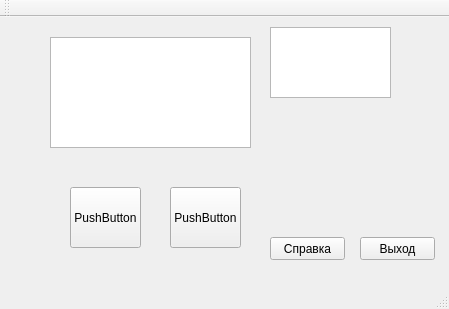
Above: mainwindow.ui from MikioKyo/Slovar before the change. Below: the same form after it.
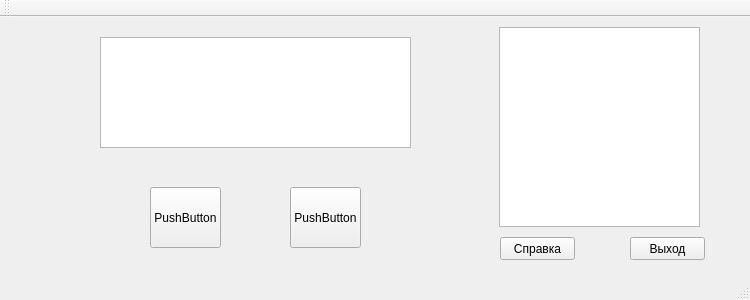
That is the form after the change.

Commit message: Изменил дезайн

Patch:
```diff
--- a/mainwindow.ui
+++ b/mainwindow.ui
@@ -6,10 +6,22 @@
    <rect>
     <x>0</x>
     <y>0</y>
-    <width>449</width>
-    <height>309</height>
+    <width>750</width>
+    <height>300</height>
    </rect>
   </property>
+  <property name="minimumSize">
+   <size>
+    <width>750</width>
+    <height>300</height>
+   </size>
+  </property>
+  <property name="maximumSize">
+   <size>
+    <width>750</width>
+    <height>300</height>
+   </size>
+  </property>
   <property name="windowTitle">
    <string>MainWindow</string>
   </property>
@@ -17,27 +29,36 @@
    <widget class="QListWidget" name="listWidget">
     <property name="geometry">
      <rect>
-      <x>270</x>
+      <x>499</x>
       <y>10</y>
-      <width>121</width>
-      <height>71</height>
+      <width>201</width>
+      <height>200</height>
      </rect>
     </property>
+    <property name="minimumSize">
+     <size>
+      <width>150</width>
+      <height>200</height>
+     </size>
+    </property>
    </widget>
    <widget class="QTextEdit" name="textEdit">
     <property name="geometry">
      <rect>
-      <x>50</x>
+      <x>100</x>
       <y>20</y>
-      <width>201</width>
+      <width>311</width>
       <height>111</height>
      </rect>
     </property>
+    <property name="readOnly">
+     <bool>true</bool>
+    </property>
    </widget>
    <widget class="QPushButton" name="answerButton">
     <property name="geometry">
      <rect>
-      <x>70</x>
+      <x>150</x>
       <y>170</y>
       <width>71</width>
       <height>61</height>
@@ -50,7 +71,7 @@
    <widget class="QPushButton" name="answerButton_2">
     <property name="geometry">
      <rect>
-      <x>170</x>
+      <x>290</x>
       <y>170</y>
       <width>71</width>
       <height>61</height>
@@ -63,7 +84,7 @@
    <widget class="QPushButton" name="infoButton">
     <property name="geometry">
      <rect>
-      <x>270</x>
+      <x>500</x>
       <y>220</y>
       <width>75</width>
       <height>23</height>
@@ -76,7 +97,7 @@
    <widget class="QPushButton" name="exitButton">
     <property name="geometry">
      <rect>
-      <x>360</x>
+      <x>630</x>
       <y>220</y>
       <width>75</width>
       <height>23</height>
```
Left out of the diff: 2 changed lines with no effect on the pictures.
